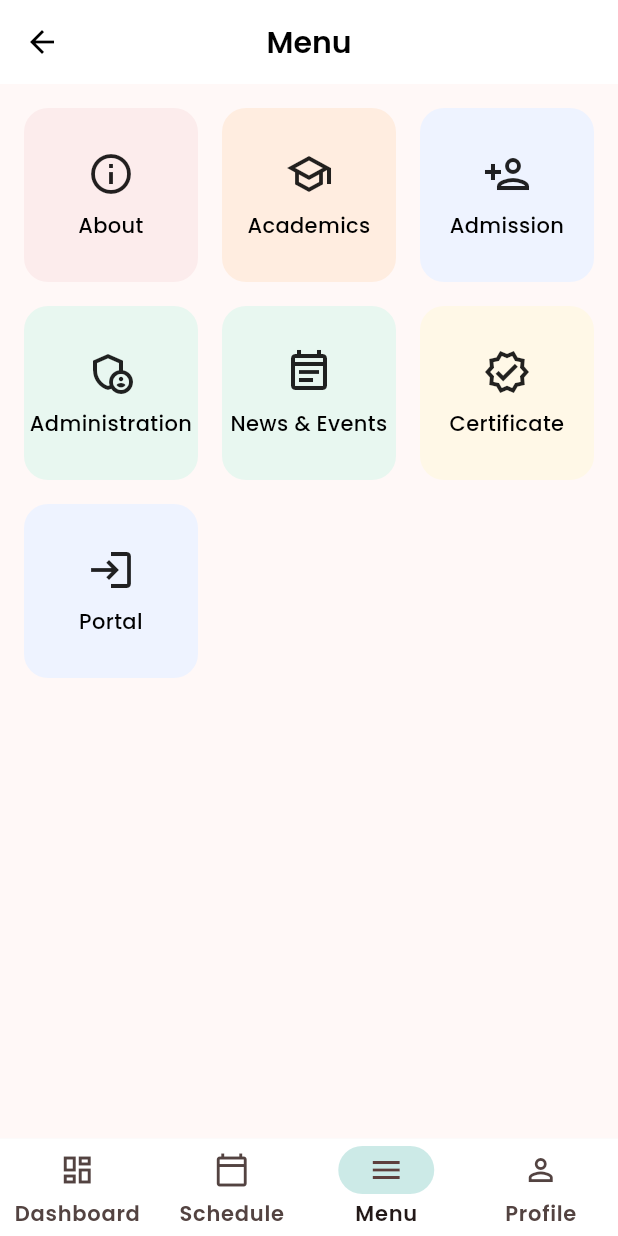
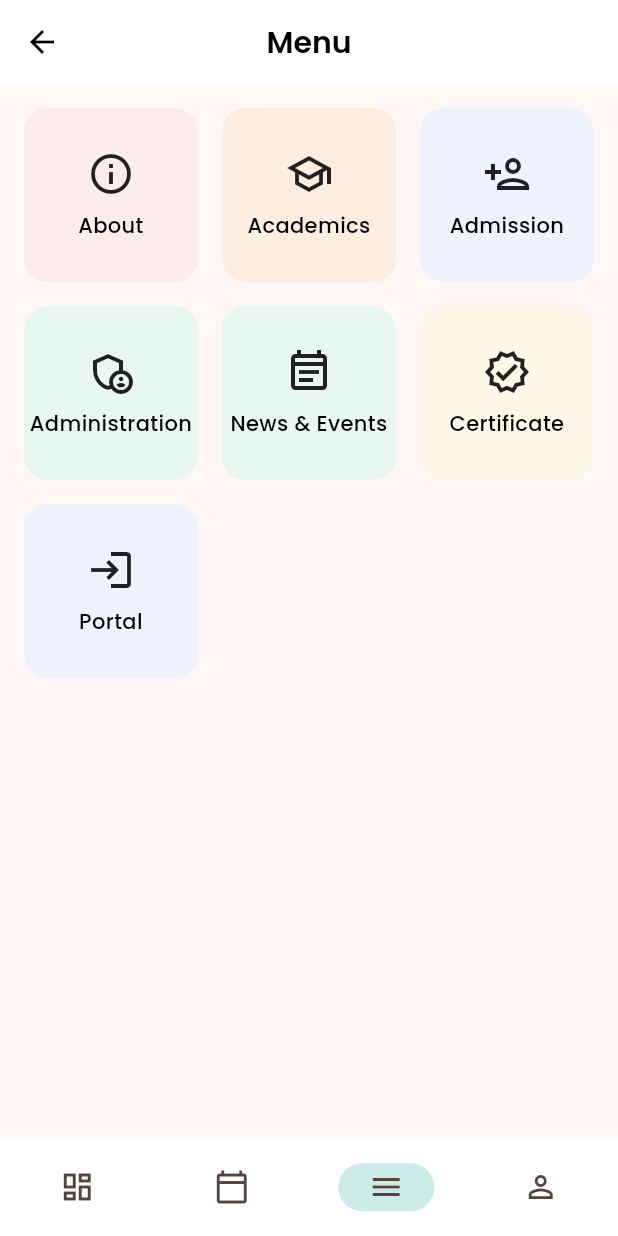
Before and after one commit to i-sifat/BU_BUDS, a Flutter app: the MyHomeScreenView screen opened directly with empty values, item 3 of the bottom bar chosen, on a phone screen of 412 x 824 dp. Run offline on Flutter 3.47's test engine with Material 3 defaults, Android fonts, the phone set to English and light mode, and no system bars; our stand-ins replace flutter_animate, flutter_local_notifications, shared_preferences; missing offline and left inert: syncfusion_flutter_pdfviewer; accounts and stored records are empty.

Commit message:
fixing menu detail page and lebel under navigation icon

```diff
--- a/lib/screens/home_screenview.dart
+++ b/lib/screens/home_screenview.dart
@@ -38,12 +38,12 @@ class _MyHomeScreenViewState extends State<MyHomeScreenView> {
         NavigationDestination(
           icon: Icon(Icons.menu_outlined),
           selectedIcon: Icon(Icons.menu),
-          label: 'Menu',
+          label: '',
         ),
         NavigationDestination(
           icon: Icon(Icons.person_outline),
           selectedIcon: Icon(Icons.person),
-          label: 'Profile',
+          label: '',
         ),
       ];
     } else {
@@ -60,22 +60,22 @@ class _MyHomeScreenViewState extends State<MyHomeScreenView> {
         NavigationDestination(
           icon: Icon(Icons.dashboard_outlined),
           selectedIcon: Icon(Icons.dashboard),
-          label: 'Dashboard',
+          label: '',
         ),
         NavigationDestination(
           icon: Icon(Icons.calendar_today_outlined),
           selectedIcon: Icon(Icons.calendar_today),
-          label: 'Schedule',
+          label: '',
         ),
         NavigationDestination(
           icon: Icon(Icons.menu_outlined),
           selectedIcon: Icon(Icons.menu),
-          label: 'Menu',
+          label: '',
         ),
         NavigationDestination(
           icon: Icon(Icons.person_outline),
           selectedIcon: Icon(Icons.person),
-          label: 'Profile',
+          label: '',
         ),
       ];
     }
@@ -121,7 +121,7 @@ class _MyHomeScreenViewState extends State<MyHomeScreenView> {
           height: 65,
           backgroundColor: Colors.white,
           indicatorColor: Colors.teal.withOpacity(0.2),
-          labelBehavior: NavigationDestinationLabelBehavior.alwaysShow,
+          labelBehavior: NavigationDestinationLabelBehavior.alwaysHide,
         ),
       ),
     );
--- a/lib/widgets/menu/menu_item.dart
+++ b/lib/widgets/menu/menu_item.dart
@@ -1,5 +1,4 @@
 import 'package:flutter/material.dart';
-import '../../screens/tuition/tuition_fee_screen.dart';
 
 class MenuItem {
   final String title;
@@ -20,23 +19,11 @@ class MenuItem {
 class SubMenuItem {
   final String title;
   final String? link;
-  final VoidCallback? onTap;
+  final Function(BuildContext)? onTap;
 
   SubMenuItem({
     required this.title,
     this.link,
     this.onTap,
   });
-
-  static SubMenuItem tuitionFees(BuildContext context) {
-    return SubMenuItem(
-      title: 'Tuition Fees',
-      onTap: () {
-        Navigator.push(
-          context,
-          MaterialPageRoute(builder: (context) => const TuitionFeeScreen()),
-        );
-      },
-    );
-  }
 }
```
Also changed, not shown: lib/navbar_items/menu/menu_navbar.dart (+13 -2 lines), lib/widgets/menu/menu_detail_sheet.dart (+4 -3 lines).
